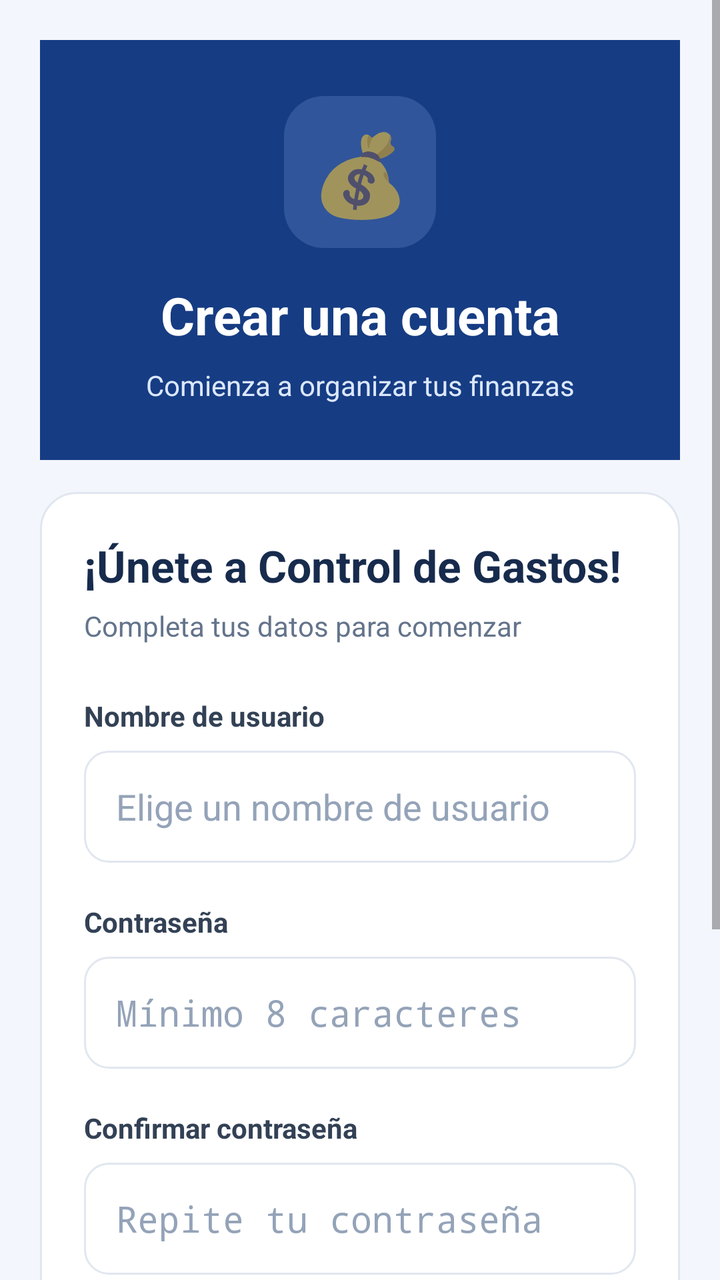
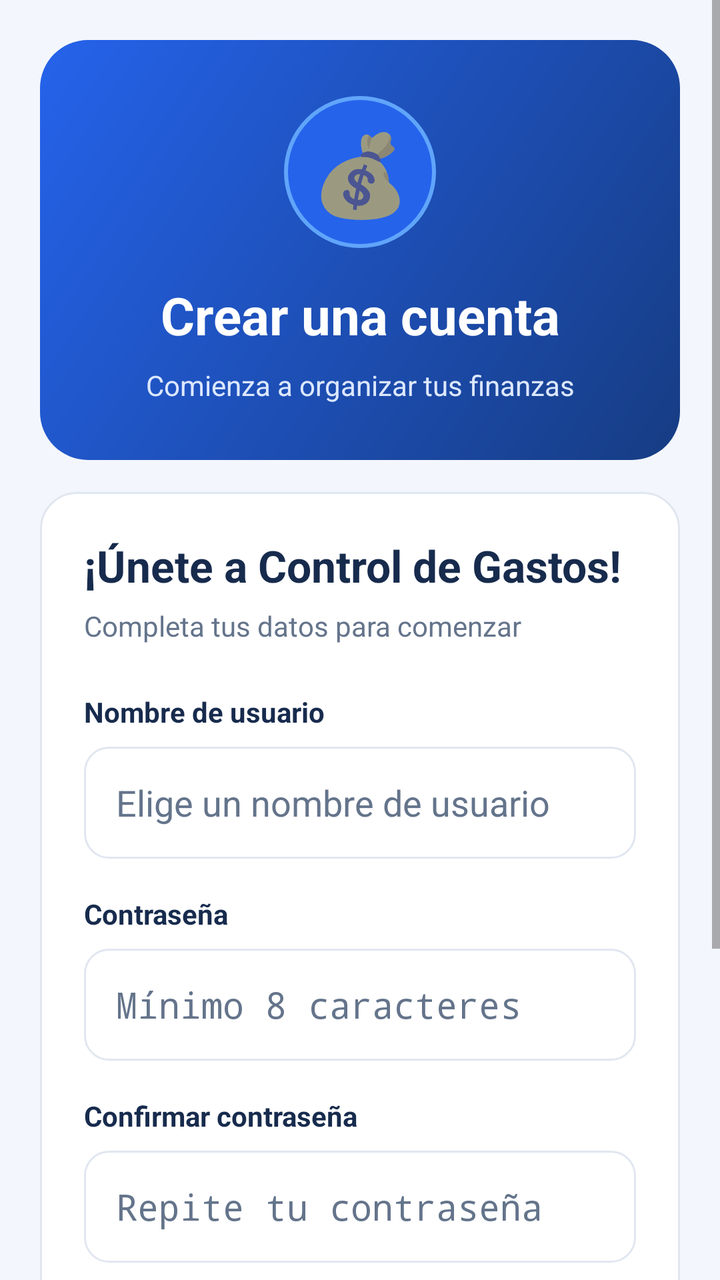

Before-and-after screenshots of an Android layout around one commit, followed by the original layout XML and the change that was made.
<!-- AndroidManifest.xml: application theme Theme.ControlGastos -->
<!-- res/layout/activity_registro.xml -->
<?xml version="1.0" encoding="utf-8"?>
<ScrollView
    xmlns:android="http://schemas.android.com/apk/res/android"
    android:layout_width="match_parent"
    android:layout_height="match_parent"
    android:background="#F3F6FC"
    android:fillViewport="true">

    <LinearLayout
        android:layout_width="match_parent"
        android:layout_height="wrap_content"
        android:orientation="vertical"
        android:padding="20dp">

        
        <LinearLayout
            android:layout_width="match_parent"
            android:layout_height="wrap_content"
            android:orientation="vertical"
            android:gravity="center"
            android:padding="28dp"
            android:background="#163C83">

            <TextView
                android:layout_width="76dp"
                android:layout_height="76dp"
                android:gravity="center"
                android:text="💰"
                android:textSize="40sp"
                android:background="@drawable/bg_icono_login" />

            <TextView
                android:layout_width="match_parent"
                android:layout_height="wrap_content"
                android:layout_marginTop="16dp"
                android:gravity="center"
                android:text="Crear una cuenta"
                android:textColor="#FFFFFF"
                android:textSize="26sp"
                android:textStyle="bold" />

            <TextView
                android:layout_width="match_parent"
                android:layout_height="wrap_content"
                android:layout_marginTop="8dp"
                android:gravity="center"
                android:text="Comienza a organizar tus finanzas"
                android:textColor="#DCE8FF"
                android:textSize="14sp" />

        </LinearLayout>

        
        <LinearLayout
            android:layout_width="match_parent"
            android:layout_height="wrap_content"
            android:layout_marginTop="16dp"
            android:orientation="vertical"
            android:padding="22dp"
            android:background="@drawable/bg_tarjeta_gasto">

            <TextView
                android:layout_width="match_parent"
                android:layout_height="wrap_content"
                android:text="¡Únete a Control de Gastos!"
                android:textColor="#172B4D"
                android:textSize="22sp"
                android:textStyle="bold" />

            <TextView
                android:layout_width="match_parent"
                android:layout_height="wrap_content"
                android:layout_marginTop="6dp"
                android:text="Completa tus datos para comenzar"
                android:textColor="#64748B"
                android:textSize="14sp" />

            
            <TextView
                android:layout_width="match_parent"
                android:layout_height="wrap_content"
                android:layout_marginTop="26dp"
                android:text="Nombre de usuario"
                android:textColor="#334155"
                android:textStyle="bold" />

            <EditText
                android:id="@+id/etRegistroUsuario"
                android:layout_width="match_parent"
                android:layout_height="56dp"
                android:layout_marginTop="8dp"
                android:background="@drawable/bg_campo_login"
                android:hint="Elige un nombre de usuario"
                android:inputType="text"
                android:singleLine="true"
                android:paddingStart="16dp"
                android:paddingEnd="16dp"
                android:textColor="#172B4D"
                android:textColorHint="#94A3B8" />

            
            <TextView
                android:layout_width="match_parent"
                android:layout_height="wrap_content"
                android:layout_marginTop="20dp"
                android:text="Contraseña"
                android:textColor="#334155"
                android:textStyle="bold" />

            <EditText
                android:id="@+id/etRegistroPassword"
                android:layout_width="match_parent"
                android:layout_height="56dp"
                android:layout_marginTop="8dp"
                android:background="@drawable/bg_campo_login"
                android:hint="Mínimo 8 caracteres"
                android:inputType="textPassword"
                android:singleLine="true"
                android:paddingStart="16dp"
                android:paddingEnd="16dp"
                android:textColor="#172B4D"
                android:textColorHint="#94A3B8" />

            
            <TextView
                android:layout_width="match_parent"
                android:layout_height="wrap_content"
                android:layout_marginTop="20dp"
                android:text="Confirmar contraseña"
                android:textColor="#334155"
                android:textStyle="bold" />

            <EditText
                android:id="@+id/etRegistroConfirmarPassword"
                android:layout_width="match_parent"
                android:layout_height="56dp"
                android:layout_marginTop="8dp"
                android:background="@drawable/bg_campo_login"
                android:hint="Repite tu contraseña"
                android:inputType="textPassword"
                android:singleLine="true"
                android:paddingStart="16dp"
                android:paddingEnd="16dp"
                android:textColor="#172B4D"
                android:textColorHint="#94A3B8" />

            
            <Button
                android:id="@+id/btnCrearCuenta"
                android:layout_width="match_parent"
                android:layout_height="56dp"
                android:layout_marginTop="30dp"
                android:text="CREAR CUENTA"
                android:textColor="#FFFFFF"
                android:backgroundTint="#2563EB" />

            
            <Button
                android:id="@+id/btnIrLogin"
                android:layout_width="match_parent"
                android:layout_height="wrap_content"
                android:layout_marginTop="12dp"
                android:text="¿Ya tienes cuenta? Inicia sesión"
                android:textColor="#2563EB"
                android:backgroundTint="#FFFFFF" />

        </LinearLayout>

        
        <TextView
            android:layout_width="match_parent"
            android:layout_height="wrap_content"
            android:layout_marginTop="24dp"
            android:layout_marginBottom="16dp"
            android:gravity="center"
            android:text="Control de Gastos • Finanzas personales"
            android:textColor="#94A3B8"
            android:textSize="12sp" />

    </LinearLayout>
</ScrollView>
<!-- resources referenced by this layout -->
<resources>
  <!-- drawable bg_campo_login (drawable) -->
  <?xml version="1.0" encoding="utf-8"?>
  <shape xmlns:android="http://schemas.android.com/apk/res/android"
      android:shape="rectangle">
  
      <solid android:color="@color/finance_surface" />
  
      <corners android:radius="12dp" />
  
      <stroke
          android:width="1dp"
          android:color="@color/finance_border" />
  
  </shape>
  <!-- drawable bg_icono_login (drawable) -->
  <?xml version="1.0" encoding="utf-8"?>
  <shape xmlns:android="http://schemas.android.com/apk/res/android"
      android:shape="rectangle">
  
      <solid android:color="#31559A" />
  
      <corners android:radius="20dp" />
  
  </shape>
  <!-- drawable bg_tarjeta_gasto (drawable) -->
  <?xml version="1.0" encoding="utf-8"?>
  <shape xmlns:android="http://schemas.android.com/apk/res/android"
      android:shape="rectangle">
  
      <solid android:color="@color/finance_surface" />
  
      <corners android:radius="18dp" />
  
      <stroke
          android:width="1dp"
          android:color="@color/finance_border" />
  
  </shape>
  <style name="Theme.ControlGastos" parent="Theme.AppCompat.DayNight.NoActionBar" />
  <color name="finance_surface">#FFFFFF</color>
  <color name="finance_border">#E1E7F0</color>
</resources>

<!-- the commit's change to res/layout/activity_registro.xml (unified diff, before → after) -->
@@ -3,14 +3,15 @@
     xmlns:android="http://schemas.android.com/apk/res/android"
     android:layout_width="match_parent"
     android:layout_height="match_parent"
-    android:background="#F3F6FC"
+    android:background="@color/finance_background"
     android:fillViewport="true">
 
     <LinearLayout
         android:layout_width="match_parent"
         android:layout_height="wrap_content"
         android:orientation="vertical"
-        android:padding="20dp">
+        android:padding="20dp"
+        android:gravity="center_vertical">
 
         
         <LinearLayout
@@ -19,7 +20,7 @@
             android:orientation="vertical"
             android:gravity="center"
             android:padding="28dp"
-            android:background="#163C83">
+            android:background="@drawable/bg_panel_azul">
 
             <TextView
                 android:layout_width="76dp"
@@ -63,7 +64,7 @@
                 android:layout_width="match_parent"
                 android:layout_height="wrap_content"
                 android:text="¡Únete a Control de Gastos!"
-                android:textColor="#172B4D"
+                android:textColor="@color/finance_text"
                 android:textSize="22sp"
                 android:textStyle="bold" />
 
@@ -72,16 +73,16 @@
                 android:layout_height="wrap_content"
                 android:layout_marginTop="6dp"
                 android:text="Completa tus datos para comenzar"
-                android:textColor="#64748B"
+                android:textColor="@color/finance_secondary_text"
                 android:textSize="14sp" />
 
             
             <TextView
                 android:layout_width="match_parent"
                 android:layout_height="wrap_content"
-                android:layout_marginTop="26dp"
+                android:layout_marginTop="24dp"
                 android:text="Nombre de usuario"
-                android:textColor="#334155"
+                android:textColor="@color/finance_text"
                 android:textStyle="bold" />
 
             <EditText
@@ -95,16 +96,16 @@
                 android:singleLine="true"
                 android:paddingStart="16dp"
                 android:paddingEnd="16dp"
-                android:textColor="#172B4D"
-                android:textColorHint="#94A3B8" />
+                android:textColor="@color/finance_text"
+                android:textColorHint="@color/finance_secondary_text" />
 
             
             <TextView
                 android:layout_width="match_parent"
                 android:layout_height="wrap_content"
-                android:layout_marginTop="20dp"
+                android:layout_marginTop="18dp"
                 android:text="Contraseña"
-                android:textColor="#334155"
+                android:textColor="@color/finance_text"
                 android:textStyle="bold" />
 
             <EditText
@@ -118,16 +119,16 @@
                 android:singleLine="true"
                 android:paddingStart="16dp"
                 android:paddingEnd="16dp"
-                android:textColor="#172B4D"
-                android:textColorHint="#94A3B8" />
+                android:textColor="@color/finance_text"
+                android:textColorHint="@color/finance_secondary_text" />
 
             
             <TextView
                 android:layout_width="match_parent"
                 android:layout_height="wrap_content"
-                android:layout_marginTop="20dp"
+                android:layout_marginTop="18dp"
                 android:text="Confirmar contraseña"
-                android:textColor="#334155"
+                android:textColor="@color/finance_text"
                 android:textStyle="bold" />
 
             <EditText
@@ -141,15 +142,15 @@
                 android:singleLine="true"
                 android:paddingStart="16dp"
                 android:paddingEnd="16dp"
-                android:textColor="#172B4D"
-                android:textColorHint="#94A3B8" />
+                android:textColor="@color/finance_text"
+                android:textColorHint="@color/finance_secondary_text" />
 
             
             <Button
                 android:id="@+id/btnCrearCuenta"
                 android:layout_width="match_parent"
                 android:layout_height="56dp"
-                android:layout_marginTop="30dp"
+                android:layout_marginTop="26dp"
                 android:text="CREAR CUENTA"
                 android:textColor="#FFFFFF"
                 android:backgroundTint="#2563EB" />
@@ -161,8 +162,8 @@
                 android:layout_height="wrap_content"
                 android:layout_marginTop="12dp"
                 android:text="¿Ya tienes cuenta? Inicia sesión"
-                android:textColor="#2563EB"
-                android:backgroundTint="#FFFFFF" />
+                android:textColor="@color/finance_primary"
+                android:backgroundTint="@color/finance_surface" />
 
         </LinearLayout>
 
@@ -170,11 +171,11 @@
         <TextView
             android:layout_width="match_parent"
             android:layout_height="wrap_content"
-            android:layout_marginTop="24dp"
-            android:layout_marginBottom="16dp"
+            android:layout_marginTop="20dp"
+            android:layout_marginBottom="12dp"
             android:gravity="center"
             android:text="Control de Gastos • Finanzas personales"
-            android:textColor="#94A3B8"
+            android:textColor="@color/finance_secondary_text"
             android:textSize="12sp" />
 
     </LinearLayout>
<!-- resource entries referenced after the edit -->
@@ -1,5 +1,8 @@
 <!-- resources referenced by this layout -->
 <resources>
+  <color name="finance_background">#F3F6FC</color>
+  <color name="finance_primary">#3390EC</color>
+  <color name="finance_secondary_text">#64748B</color>
   <!-- drawable bg_campo_login (drawable) -->
   <?xml version="1.0" encoding="utf-8"?>
   <shape xmlns:android="http://schemas.android.com/apk/res/android"
@@ -17,12 +20,22 @@
   <!-- drawable bg_icono_login (drawable) -->
   <?xml version="1.0" encoding="utf-8"?>
   <shape xmlns:android="http://schemas.android.com/apk/res/android"
+      android:shape="oval">
+      <solid android:color="#2563EB" />
+      <stroke
+          android:width="2dp"
+          android:color="#60A5FA" />
+  </shape>
+  <!-- drawable bg_panel_azul (drawable) -->
+  <?xml version="1.0" encoding="utf-8"?>
+  <shape xmlns:android="http://schemas.android.com/apk/res/android"
       android:shape="rectangle">
-  
-      <solid android:color="#31559A" />
-  
-      <corners android:radius="20dp" />
-  
+      <gradient
+          android:angle="135"
+          android:startColor="#163C83"
+          android:endColor="#2563EB"
+          android:type="linear" />
+      <corners android:radius="24dp" />
   </shape>
   <!-- drawable bg_tarjeta_gasto (drawable) -->
   <?xml version="1.0" encoding="utf-8"?>
@@ -40,6 +53,7 @@
   </shape>
   <style name="Theme.ControlGastos" parent="Theme.AppCompat.DayNight.NoActionBar" />
   <color name="finance_surface">#FFFFFF</color>
+  <color name="finance_text">#172B4D</color>
   <color name="finance_border">#E1E7F0</color>
 </resources>
 
